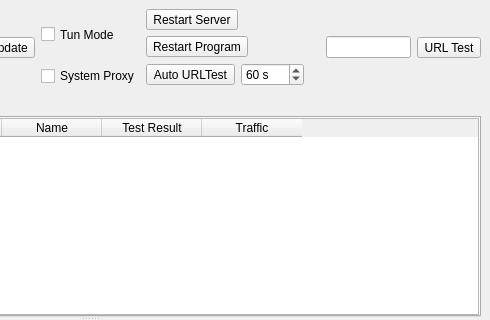
This is ui/mainwindow.ui in q2333gh/nekoray as Qt 5 draws it before an edit; both pictures show x 310 to 800 and y 0 to 320 of the 800 by 600 pixel window. The edited form follows.
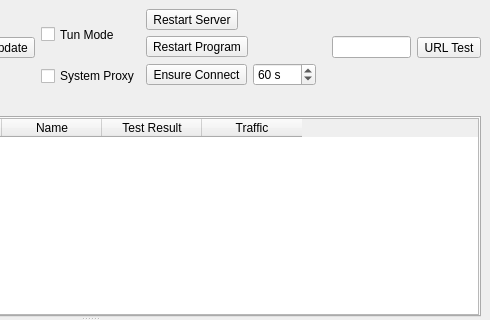
This is the edited form. Icons and pictures are not drawn. Custom widgets are drawn as their Qt base class.

The edit to the form file:
```diff
--- a/ui/mainwindow.ui
+++ b/ui/mainwindow.ui
@@ -198,7 +198,7 @@
                         <item>
                           <widget class="QToolButton" name="toolButton_auto_urltest">
                             <property name="text">
-                              <string>Auto URLTest</string>
+                              <string>Ensure Connect</string>
                             </property>
                             <property name="checkable">
                               <bool>true</bool>
```
Left out of the diff: 6 changed lines with no effect on the pictures.
